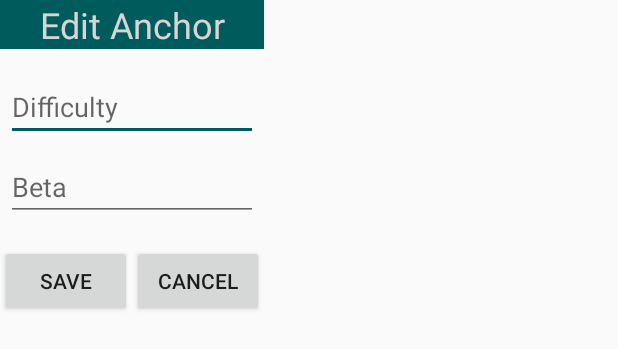
After one commit to mattghall/AndroidFinalProject, an Android app: the layout dialog_anchor.xml on its own in the app's theme, with its tools: preview values and no code run, on a phone screen of 412 x 824 dp. The commit adds this screen. Shown: the top 349 px of the screen. Run offline under Robolectric (Android 15) with nearby library versions, the phone set to English and light mode, and no system bars.

```diff
--- /dev/null
+++ b/mobile/src/main/res/layout/dialog_anchor.xml
@@ -0,0 +1,53 @@
+<LinearLayout xmlns:android="http://schemas.android.com/apk/res/android"
+    android:orientation="vertical"
+    android:layout_width="wrap_content"
+    android:layout_height="wrap_content">
+
+    <TextView
+        android:id="@+id/textView"
+        android:layout_width="match_parent"
+        android:layout_height="wrap_content"
+        android:textAlignment="center"
+        android:layout_gravity="center"
+        android:textColor="@color/cast_expanded_controller_text_color"
+        android:background="@color/colorAccent"
+        android:fontFamily="sans-serif"
+        android:textSize="24sp"
+        android:text="@string/editAnchor"/>
+
+    <EditText
+        android:id="@+id/anchorDifficulty"
+        android:inputType="text"
+        android:layout_width="match_parent"
+        android:layout_height="wrap_content"
+        android:layout_marginTop="16dp"
+        android:layout_marginLeft="4dp"
+        android:layout_marginRight="4dp"
+        android:layout_marginBottom="4dp"
+        android:hint="@string/difficultyLabel" />
+    <EditText
+        android:id="@+id/anchorBeta"
+        android:inputType="text"
+        android:layout_width="match_parent"
+        android:layout_height="wrap_content"
+        android:layout_marginTop="4dp"
+        android:layout_marginLeft="4dp"
+        android:layout_marginRight="4dp"
+        android:layout_marginBottom="16dp"
+        android:fontFamily="sans-serif"
+        android:hint="@string/betaLabel"/>
+    <LinearLayout android:layout_width="match_parent"
+        android:layout_height="wrap_content"
+        android:id="@+id/linearLayout1">
+        <Button android:layout_width="wrap_content"
+            android:layout_height="wrap_content"
+            android:layout_weight="0.5"
+            android:id="@+id/btnSave"
+            android:text="@string/save"/>
+        <Button android:layout_width="wrap_content"
+            android:layout_height="wrap_content"
+            android:layout_weight="0.5"
+            android:id="@+id/btnCancel"
+            android:text="@string/cancel"/>
+    </LinearLayout>
+</LinearLayout>
--- a/mobile/src/main/res/values/strings.xml
+++ b/mobile/src/main/res/values/strings.xml
@@ -3,7 +3,6 @@
     <string name="action_settings">Settings</string>
 
     <!-- TODO: Remove or change this placeholder text -->
-    <string name="hello_blank_fragment">Hello blank fragment</string>
     <string name="climbing_areas_title">Climbing Areas</string>
     <string name="routes_title">Routes:</string>
     <string name="title_activity_details">DetailsActivity</string>
@@ -25,6 +24,8 @@
     <string name="addAnchorButton">Add Anchor</string>
     <string name="betaLabel">Beta</string>
     <string name="deleteButtonLabel">Delete</string>
-
-
+    <string name="save">Save</string>
+    <string name="cancel">Cancel</string>
+    <string name="anchorEntryError">Please enter text into both fields</string>
+    <string name="editAnchor">Edit Anchor</string>
 </resources>
```
Also changed, not shown: mobile/src/main/java/com/example/mattghall/finalproject/EditRoute_Fragment.java (+48 -0 lines), mobile/src/main/java/com/example/mattghall/finalproject/RouteDetailsClass.java (+8 -3 lines).
